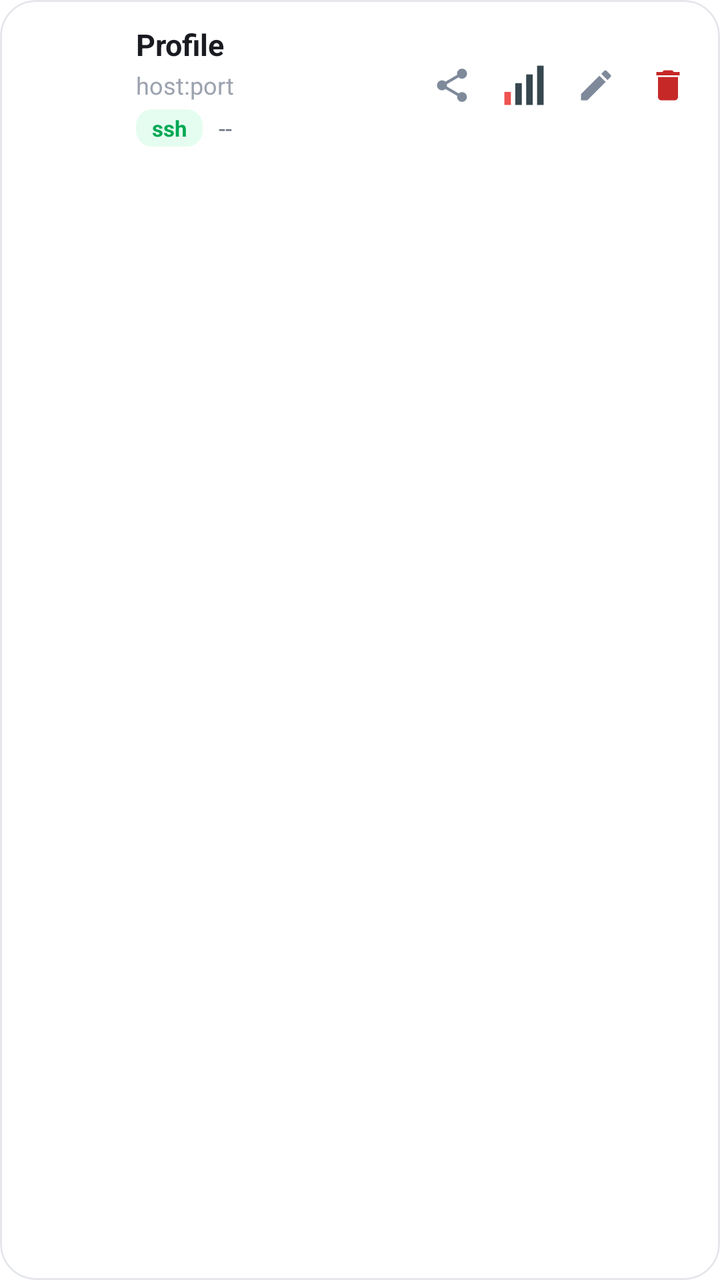
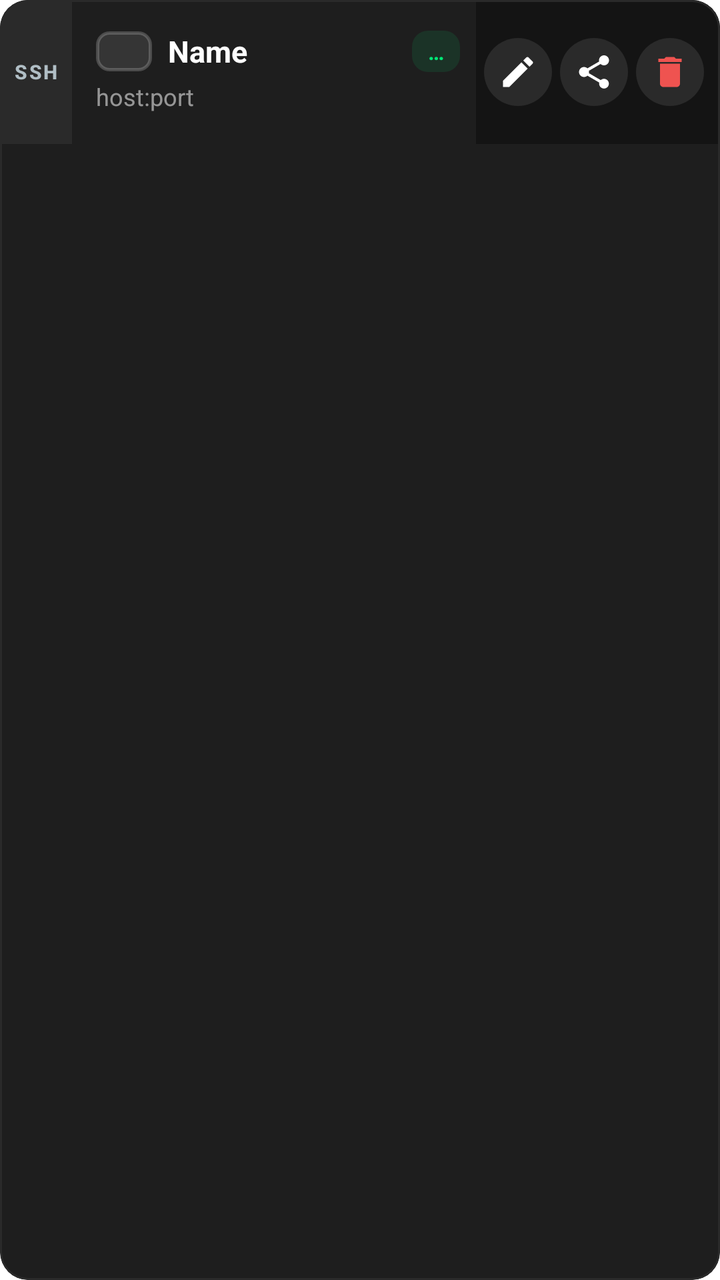

Before-and-after screenshots of an Android layout around one commit, followed by the original layout XML and the change that was made.
<!-- AndroidManifest.xml: application theme Theme.MyApp -->
<!-- res/layout/item_profile.xml -->
<?xml version="1.0" encoding="utf-8"?>
<com.google.android.material.card.MaterialCardView
    xmlns:android="http://schemas.android.com/apk/res/android"
    xmlns:app="http://schemas.android.com/apk/res-auto"
    android:layout_width="match_parent"
    android:layout_height="wrap_content"
    android:layout_marginHorizontal="4dp"
    android:layout_marginVertical="5dp"
    android:clickable="true"
    android:focusable="true"
    android:foreground="?attr/selectableItemBackground"
    app:cardBackgroundColor="@color/card_background"
    app:cardCornerRadius="18dp"
    app:cardElevation="0dp"
    app:strokeColor="@color/divider"
    app:strokeWidth="1dp">

    <FrameLayout
        android:layout_width="match_parent"
        android:layout_height="wrap_content">

        
        <View
            android:id="@+id/viewSelectedBar"
            android:layout_width="5dp"
            android:layout_height="match_parent"
            android:layout_gravity="start|fill_vertical"
            android:background="@color/accent_green"
            android:visibility="invisible"
            android:minHeight="72dp" />

        <LinearLayout
            android:layout_width="match_parent"
            android:layout_height="wrap_content"
            android:gravity="center_vertical"
            android:orientation="horizontal"
            android:paddingStart="14dp"
            android:paddingEnd="8dp"
            android:paddingVertical="12dp"
            android:minHeight="72dp">

            <FrameLayout
                android:layout_width="42dp"
                android:layout_height="30dp"
                android:layout_marginEnd="12dp"
                android:background="@drawable/bg_flag_frame"
                android:padding="2.5dp">

                <ImageView
                    android:id="@+id/imgFlag"
                    android:layout_width="match_parent"
                    android:layout_height="match_parent"
                    android:scaleType="centerCrop"
                    android:contentDescription="flag" />
            </FrameLayout>

            <LinearLayout
                android:layout_width="0dp"
                android:layout_height="wrap_content"
                android:layout_weight="1"
                android:orientation="vertical">

                <TextView
                    android:id="@+id/txtName"
                    android:layout_width="match_parent"
                    android:layout_height="wrap_content"
                    android:ellipsize="end"
                    android:maxLines="1"
                    android:text="Profile"
                    android:textColor="@color/text_primary"
                    android:textSize="15sp"
                    android:textStyle="bold" />

                <TextView
                    android:id="@+id/txtHost"
                    android:layout_width="match_parent"
                    android:layout_height="wrap_content"
                    android:layout_marginTop="2dp"
                    android:ellipsize="end"
                    android:maxLines="1"
                    android:text="host:port"
                    android:textColor="@color/text_muted"
                    android:textSize="12sp" />

                <LinearLayout
                    android:layout_width="wrap_content"
                    android:layout_height="wrap_content"
                    android:layout_marginTop="4dp"
                    android:gravity="center_vertical"
                    android:orientation="horizontal">

                    <TextView
                        android:id="@+id/txtProtocol"
                        android:layout_width="wrap_content"
                        android:layout_height="wrap_content"
                        android:background="@drawable/bg_proto_chip"
                        android:paddingHorizontal="8dp"
                        android:paddingVertical="2dp"
                        android:text="ssh"
                        android:textColor="@color/accent_green"
                        android:textSize="11sp"
                        android:textStyle="bold" />

                    <TextView
                        android:id="@+id/txtPing"
                        android:layout_width="wrap_content"
                        android:layout_height="wrap_content"
                        android:layout_marginStart="8dp"
                        android:text="--"
                        android:textColor="@color/text_secondary"
                        android:textSize="12sp" />
                </LinearLayout>
            </LinearLayout>

            <LinearLayout
                android:layout_width="wrap_content"
                android:layout_height="wrap_content"
                android:gravity="center_vertical"
                android:orientation="horizontal">

                <ImageButton
                    android:id="@+id/btnQr"
                    android:layout_width="36dp"
                    android:layout_height="36dp"
                    android:background="?attr/selectableItemBackgroundBorderless"
                    android:contentDescription="แชร์"
                    android:padding="8dp"
                    android:scaleType="fitCenter"
                    android:src="@drawable/ic_action_share"
                    app:tint="#7E8A9A" />

                <ImageButton
                    android:id="@+id/btnSignal"
                    android:layout_width="36dp"
                    android:layout_height="36dp"
                    android:background="?attr/selectableItemBackgroundBorderless"
                    android:contentDescription="สัญญาณ"
                    android:padding="6dp"
                    android:scaleType="fitCenter"
                    android:src="@drawable/ic_signal_0" />

                <ImageButton
                    android:id="@+id/btnEdit"
                    android:layout_width="36dp"
                    android:layout_height="36dp"
                    android:background="?attr/selectableItemBackgroundBorderless"
                    android:contentDescription="แก้ไข"
                    android:padding="8dp"
                    android:scaleType="fitCenter"
                    android:src="@drawable/ic_action_edit"
                    app:tint="#7E8A9A" />

                <ImageButton
                    android:id="@+id/btnDelete"
                    android:layout_width="36dp"
                    android:layout_height="36dp"
                    android:background="?attr/selectableItemBackgroundBorderless"
                    android:contentDescription="ลบ"
                    android:padding="8dp"
                    android:scaleType="fitCenter"
                    android:src="@drawable/ic_action_delete"
                    app:tint="#C62828" />
            </LinearLayout>
        </LinearLayout>
    </FrameLayout>
</com.google.android.material.card.MaterialCardView>
<!-- resources referenced by this layout -->
<resources>
  <color name="accent_green">#00A854</color>
  <color name="card_background">#FFFFFF</color>
  <color name="divider">#E5E7EB</color>
  <color name="text_muted">#9CA3AF</color>
  <color name="text_primary">#1A1B21</color>
  <color name="text_secondary">#6B7280</color>
  <!-- drawable bg_flag_frame (drawable) -->
  <?xml version="1.0" encoding="utf-8"?>
  <shape xmlns:android="http://schemas.android.com/apk/res/android"
      android:shape="rectangle">
      <solid android:color="#1AFFFFFF" />
      <stroke
          android:width="1.5dp"
          android:color="#33FFFFFF" />
      <corners android:radius="6dp" />
  </shape>
  <!-- drawable bg_proto_chip (drawable) -->
  <?xml version="1.0" encoding="utf-8"?>
  <shape xmlns:android="http://schemas.android.com/apk/res/android"
      android:shape="rectangle">
      <solid android:color="#1A00E676" />
      <corners android:radius="8dp" />
  </shape>
  <!-- drawable ic_action_delete (drawable) -->
  <?xml version="1.0" encoding="utf-8"?>
  <vector xmlns:android="http://schemas.android.com/apk/res/android"
      android:width="24dp"
      android:height="24dp"
      android:viewportWidth="24"
      android:viewportHeight="24">
      <path
          android:fillColor="#FFFFFF"
          android:pathData="M6,19c0,1.1 0.9,2 2,2h8c1.1,0 2,-0.9 2,-2V7H6v12zM19,4h-3.5l-1,-1h-5l-1,1H5v2h14V4z"/>
  </vector>
  <!-- drawable ic_action_edit (drawable) -->
  <?xml version="1.0" encoding="utf-8"?>
  <vector xmlns:android="http://schemas.android.com/apk/res/android"
      android:width="24dp"
      android:height="24dp"
      android:viewportWidth="24"
      android:viewportHeight="24">
      <path
          android:fillColor="#FFFFFF"
          android:pathData="M3,17.25V21h3.75L17.81,9.94l-3.75,-3.75L3,17.25zM20.71,7.04c0.39,-0.39 0.39,-1.02 0,-1.41l-2.34,-2.34c-0.39,-0.39 -1.02,-0.39 -1.41,0l-1.83,1.83 3.75,3.75 1.83,-1.83z"/>
  </vector>
  <!-- drawable ic_signal_0 (drawable) -->
  <?xml version="1.0" encoding="utf-8"?>
  <vector xmlns:android="http://schemas.android.com/apk/res/android"
      android:width="22dp"
      android:height="22dp"
      android:viewportWidth="22"
      android:viewportHeight="22">
      <path
          android:fillColor="#EF5350"
          android:pathData="M2,14h3v6h-3z"/>
      <path
          android:fillColor="#37474F"
          android:pathData="M7,10h3v10h-3z"/>
      <path
          android:fillColor="#37474F"
          android:pathData="M12,6h3v14h-3z"/>
      <path
          android:fillColor="#37474F"
          android:pathData="M17,2h3v18h-3z"/>
  </vector>
  <color name="md_theme_primary_container">#E0E0FF</color>
  <color name="md_theme_on_primary_container">#12134A</color>
  <color name="md_theme_secondary">#5A5D72</color>
  <color name="md_theme_on_secondary">#FFFFFF</color>
  <color name="md_theme_secondary_container">#DFE1F9</color>
  <color name="md_theme_on_secondary_container">#171B2C</color>
  <color name="md_theme_tertiary">#006B5F</color>
  <color name="md_theme_on_tertiary">#FFFFFF</color>
  <color name="md_theme_error">#BA1A1A</color>
  <color name="md_theme_on_error">#FFFFFF</color>
  <color name="window_background">#FFFFFF</color>
  <color name="md_theme_surface_variant">#E3E1EC</color>
  <color name="status_bar">#FFFFFF</color>
  <color name="bottom_nav_background">#FFFFFF</color>
  <!-- unchanged entries left out for length: 2 -->
</resources>

<!-- the commit's change to res/layout/item_profile.xml (unified diff, before → after) -->
@@ -2,165 +2,179 @@
 <com.google.android.material.card.MaterialCardView
     xmlns:android="http://schemas.android.com/apk/res/android"
     xmlns:app="http://schemas.android.com/apk/res-auto"
+    android:id="@+id/cardProfile"
     android:layout_width="match_parent"
     android:layout_height="wrap_content"
-    android:layout_marginHorizontal="4dp"
+    android:layout_marginHorizontal="10dp"
     android:layout_marginVertical="5dp"
     android:clickable="true"
     android:focusable="true"
     android:foreground="?attr/selectableItemBackground"
-    app:cardBackgroundColor="@color/card_background"
-    app:cardCornerRadius="18dp"
+    app:cardBackgroundColor="#1E1E1E"
+    app:cardCornerRadius="14dp"
     app:cardElevation="0dp"
-    app:strokeColor="@color/divider"
+    app:strokeColor="#2A2A2A"
     app:strokeWidth="1dp">
 
-    <FrameLayout
+    <LinearLayout
         android:layout_width="match_parent"
-        android:layout_height="wrap_content">
+        android:layout_height="wrap_content"
+        android:orientation="horizontal"
+        android:minHeight="72dp"
+        android:gravity="center_vertical">
 
         
-        <View
-            android:id="@+id/viewSelectedBar"
-            android:layout_width="5dp"
+        <FrameLayout
+            android:layout_width="36dp"
             android:layout_height="match_parent"
-            android:layout_gravity="start|fill_vertical"
-            android:background="@color/accent_green"
-            android:visibility="invisible"
-            android:minHeight="72dp" />
-
-        <LinearLayout
-            android:layout_width="match_parent"
-            android:layout_height="wrap_content"
-            android:gravity="center_vertical"
-            android:orientation="horizontal"
-            android:paddingStart="14dp"
-            android:paddingEnd="8dp"
-            android:paddingVertical="12dp"
             android:minHeight="72dp">
 
-            <FrameLayout
-                android:layout_width="42dp"
-                android:layout_height="30dp"
-                android:layout_marginEnd="12dp"
-                android:background="@drawable/bg_flag_frame"
-                android:padding="2.5dp">
+            <View
+                android:id="@+id/viewSelectedBar"
+                android:layout_width="match_parent"
+                android:layout_height="match_parent"
+                android:background="#2A2A2A" />
 
-                <ImageView
-                    android:id="@+id/imgFlag"
-                    android:layout_width="match_parent"
-                    android:layout_height="match_parent"
-                    android:scaleType="centerCrop"
-                    android:contentDescription="flag" />
-            </FrameLayout>
+            <TextView
+                android:id="@+id/txtProtocol"
+                android:layout_width="match_parent"
+                android:layout_height="match_parent"
+                android:gravity="center"
+                android:rotation="0"
+                android:text="SSH"
+                android:textAllCaps="true"
+                android:textColor="#B0BEC5"
+                android:textSize="10sp"
+                android:textStyle="bold"
+                android:letterSpacing="0.08"
+                android:fontFamily="sans-serif-medium"
+                android:paddingVertical="8dp"
+                android:maxLines="1"
+                android:ellipsize="end" />
+        </FrameLayout>
+
+        
+        <LinearLayout
+            android:layout_width="0dp"
+            android:layout_height="wrap_content"
+            android:layout_weight="1"
+            android:orientation="vertical"
+            android:paddingStart="12dp"
+            android:paddingEnd="8dp"
+            android:paddingVertical="12dp">
 
             <LinearLayout
-                android:layout_width="0dp"
-                android:layout_height="wrap_content"
-                android:layout_weight="1"
-                android:orientation="vertical">
-
-                <TextView
-                    android:id="@+id/txtName"
-                    android:layout_width="match_parent"
-                    android:layout_height="wrap_content"
-                    android:ellipsize="end"
-                    android:maxLines="1"
-                    android:text="Profile"
-                    android:textColor="@color/text_primary"
-                    android:textSize="15sp"
-                    android:textStyle="bold" />
-
-                <TextView
-                    android:id="@+id/txtHost"
-                    android:layout_width="match_parent"
-                    android:layout_height="wrap_content"
-                    android:layout_marginTop="2dp"
-                    android:ellipsize="end"
-                    android:maxLines="1"
-                    android:text="host:port"
-                    android:textColor="@color/text_muted"
-                    android:textSize="12sp" />
-
-                <LinearLayout
-                    android:layout_width="wrap_content"
-                    android:layout_height="wrap_content"
-                    android:layout_marginTop="4dp"
-                    android:gravity="center_vertical"
-                    android:orientation="horizontal">
-
-                    <TextView
-                        android:id="@+id/txtProtocol"
-                        android:layout_width="wrap_content"
-                        android:layout_height="wrap_content"
-                        android:background="@drawable/bg_proto_chip"
-                        android:paddingHorizontal="8dp"
-                        android:paddingVertical="2dp"
-                        android:text="ssh"
-                        android:textColor="@color/accent_green"
-                        android:textSize="11sp"
-                        android:textStyle="bold" />
-
-                    <TextView
-                        android:id="@+id/txtPing"
-                        android:layout_width="wrap_content"
-                        android:layout_height="wrap_content"
-                        android:layout_marginStart="8dp"
-                        android:text="--"
-                        android:textColor="@color/text_secondary"
-                        android:textSize="12sp" />
-                </LinearLayout>
-            </LinearLayout>
-
-            <LinearLayout
-                android:layout_width="wrap_content"
+                android:layout_width="match_parent"
                 android:layout_height="wrap_content"
                 android:gravity="center_vertical"
                 android:orientation="horizontal">
 
-                <ImageButton
-                    android:id="@+id/btnQr"
-                    android:layout_width="36dp"
-                    android:layout_height="36dp"
-                    android:background="?attr/selectableItemBackgroundBorderless"
-                    android:contentDescription="แชร์"
-                    android:padding="8dp"
-                    android:scaleType="fitCenter"
-                    android:src="@drawable/ic_action_share"
-                    app:tint="#7E8A9A" />
+                <FrameLayout
+                    android:layout_width="28dp"
+                    android:layout_height="20dp"
+                    android:layout_marginEnd="8dp"
+                    android:background="@drawable/bg_flag_frame"
+                    android:padding="1.5dp">
 
-                <ImageButton
-                    android:id="@+id/btnSignal"
-                    android:layout_width="36dp"
-                    android:layout_height="36dp"
-                    android:background="?attr/selectableItemBackgroundBorderless"
-                    android:contentDescription="สัญญาณ"
-                    android:padding="6dp"
-                    android:scaleType="fitCenter"
-                    android:src="@drawable/ic_signal_0" />
+                    <ImageView
+                        android:id="@+id/imgFlag"
+                        android:layout_width="match_parent"
+                        android:layout_height="match_parent"
+                        android:scaleType="centerCrop"
+                        android:contentDescription="flag" />
+                </FrameLayout>
 
-                <ImageButton
-                    android:id="@+id/btnEdit"
-                    android:layout_width="36dp"
-                    android:layout_height="36dp"
-                    android:background="?attr/selectableItemBackgroundBorderless"
-                    android:contentDescription="แก้ไข"
-                    android:padding="8dp"
-                    android:scaleType="fitCenter"
-                    android:src="@drawable/ic_action_edit"
-                    app:tint="#7E8A9A" />
+                <TextView
+                    android:id="@+id/txtName"
+                    android:layout_width="0dp"
+                    android:layout_height="wrap_content"
+                    android:layout_weight="1"
+                    android:ellipsize="end"
+                    android:maxLines="1"
+                    android:text="Name"
+                    android:textColor="#FFFFFF"
+                    android:textSize="15sp"
+                    android:textStyle="bold" />
 
-                <ImageButton
-                    android:id="@+id/btnDelete"
-                    android:layout_width="36dp"
-                    android:layout_height="36dp"
-                    android:background="?attr/selectableItemBackgroundBorderless"
-                    android:contentDescription="ลบ"
-                    android:padding="8dp"
-                    android:scaleType="fitCenter"
-                    android:src="@drawable/ic_action_delete"
-                    app:tint="#C62828" />
+                
+                <TextView
+                    android:id="@+id/txtPing"
+                    android:layout_width="wrap_content"
+                    android:layout_height="wrap_content"
+                    android:layout_marginStart="6dp"
+                    android:background="@drawable/bg_latency_chip"
+                    android:paddingHorizontal="8dp"
+                    android:paddingVertical="3dp"
+                    android:text="…"
+                    android:textColor="#00E676"
+                    android:textSize="11sp"
+                    android:textStyle="bold" />
             </LinearLayout>
+
+            <TextView
+                android:id="@+id/txtHost"
+                android:layout_width="match_parent"
+                android:layout_height="wrap_content"
+                android:layout_marginTop="4dp"
+                android:ellipsize="middle"
+                android:maxLines="1"
+                android:text="host:port"
+                android:textColor="#88FFFFFF"
+                android:textSize="12sp" />
         </LinearLayout>
-    </FrameLayout>
+
+        
+        <LinearLayout
+            android:layout_width="wrap_content"
+            android:layout_height="match_parent"
+            android:gravity="center_vertical"
+            android:orientation="horizontal"
+            android:paddingEnd="8dp"
+            android:paddingStart="4dp"
+            android:background="#141414">
+
+            <ImageButton
+                android:id="@+id/btnEdit"
+                android:layout_width="34dp"
+                android:layout_height="34dp"
+                android:layout_marginEnd="4dp"
+                android:background="@drawable/bg_action_circle"
+                android:contentDescription="Edit"
+                android:padding="7dp"
+                android:scaleType="centerInside"
+                android:src="@drawable/ic_action_edit"
+                app:tint="#FFFFFF" />
+
+            <ImageButton
+                android:id="@+id/btnQr"
+                android:layout_width="34dp"
+                android:layout_height="34dp"
+                android:layout_marginEnd="4dp"
+                android:background="@drawable/bg_action_circle"
+                android:contentDescription="Share"
+                android:padding="7dp"
+                android:scaleType="centerInside"
+                android:src="@drawable/ic_action_share"
+                app:tint="#FFFFFF" />
+
+            <ImageButton
+                android:id="@+id/btnDelete"
+                android:layout_width="34dp"
+                android:layout_height="34dp"
+                android:background="@drawable/bg_action_circle"
+                android:contentDescription="Delete"
+                android:padding="7dp"
+                android:scaleType="centerInside"
+                android:src="@drawable/ic_action_delete"
+                app:tint="#EF5350" />
+
+            
+            <ImageButton
+                android:id="@+id/btnSignal"
+                android:layout_width="0dp"
+                android:layout_height="0dp"
+                android:visibility="gone"
+                android:contentDescription="Signal" />
+        </LinearLayout>
+    </LinearLayout>
 </com.google.android.material.card.MaterialCardView>
<!-- resource entries referenced after the edit -->
@@ -1,9 +1,19 @@
 <!-- resources referenced by this layout -->
 <resources>
+  <!-- drawable bg_action_circle (drawable) -->
+  <?xml version="1.0" encoding="utf-8"?>
+  <ripple xmlns:android="http://schemas.android.com/apk/res/android"
+      android:color="#33FFFFFF">
+      <item>
+          <shape android:shape="oval">
+              <solid android:color="#2A2A2A" />
+              <size android:width="34dp" android:height="34dp" />
+          </shape>
+      </item>
+  </ripple>
   <color name="accent_green">#00A854</color>
   <color name="card_background">#FFFFFF</color>
   <color name="divider">#E5E7EB</color>
-  <color name="text_muted">#9CA3AF</color>
   <color name="text_primary">#1A1B21</color>
   <color name="text_secondary">#6B7280</color>
   <!-- drawable bg_flag_frame (drawable) -->
@@ -16,7 +26,7 @@
           android:color="#33FFFFFF" />
       <corners android:radius="6dp" />
   </shape>
-  <!-- drawable bg_proto_chip (drawable) -->
+  <!-- drawable bg_latency_chip (drawable) -->
   <?xml version="1.0" encoding="utf-8"?>
   <shape xmlns:android="http://schemas.android.com/apk/res/android"
       android:shape="rectangle">
@@ -45,26 +55,6 @@
           android:fillColor="#FFFFFF"
           android:pathData="M3,17.25V21h3.75L17.81,9.94l-3.75,-3.75L3,17.25zM20.71,7.04c0.39,-0.39 0.39,-1.02 0,-1.41l-2.34,-2.34c-0.39,-0.39 -1.02,-0.39 -1.41,0l-1.83,1.83 3.75,3.75 1.83,-1.83z"/>
   </vector>
-  <!-- drawable ic_signal_0 (drawable) -->
-  <?xml version="1.0" encoding="utf-8"?>
-  <vector xmlns:android="http://schemas.android.com/apk/res/android"
-      android:width="22dp"
-      android:height="22dp"
-      android:viewportWidth="22"
-      android:viewportHeight="22">
-      <path
-          android:fillColor="#EF5350"
-          android:pathData="M2,14h3v6h-3z"/>
-      <path
-          android:fillColor="#37474F"
-          android:pathData="M7,10h3v10h-3z"/>
-      <path
-          android:fillColor="#37474F"
-          android:pathData="M12,6h3v14h-3z"/>
-      <path
-          android:fillColor="#37474F"
-          android:pathData="M17,2h3v18h-3z"/>
-  </vector>
   <color name="md_theme_primary_container">#E0E0FF</color>
   <color name="md_theme_on_primary_container">#12134A</color>
   <color name="md_theme_secondary">#5A5D72</color>
